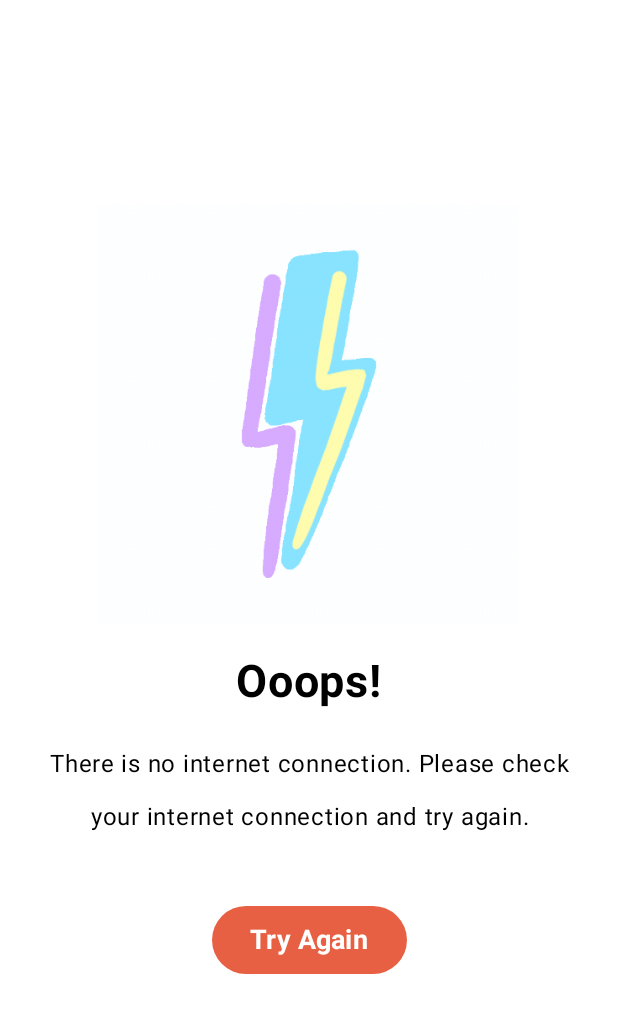
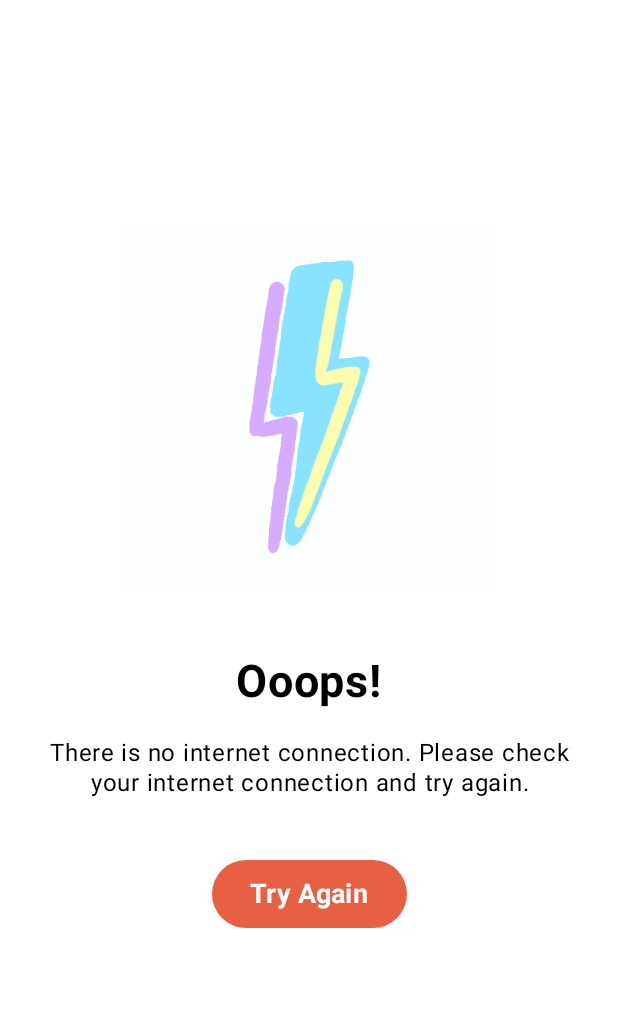
Before and after one commit to kpatel2000/EverydayApp, an Android app built with Jetpack Compose: the screen it shows after launch (MainActivity), on a phone screen of 412 x 824 dp, the part 91-1124 px from its top. Run offline under Robolectric (Android 15) with nearby library versions, the phone set to English and light mode, and no system bars; our stand-ins replace livedata-compose; libraries missing offline, so code that uses them is left out: coil.decode, com.aghajari.compose; missing, so only their content is drawn: LazySwipeCards; pictures from the network do not load; 2 statements that could not run were skipped.

Commit message:
Updated loader

```diff
--- a/app/src/main/java/com/unicorndevelopers/inkspiration/screens/NoInternetScreen.kt
+++ b/app/src/main/java/com/unicorndevelopers/inkspiration/screens/NoInternetScreen.kt
@@ -56,15 +56,15 @@ fun NoInternetScreen(paddingValues: PaddingValues, onTryAgainClicked: () -> Unit
             contentDescription = "No Internet Image",
             contentScale = ContentScale.Crop,
             modifier = Modifier
-                .padding(top = 20.dp, bottom = 20.dp)
-                .height(280.dp)
+                .padding(bottom = 20.dp)
+                .height(250.dp)
         )
         Text(
             text = "Ooops!",
             color = Color.Black,
             fontSize = 30.sp,
             fontWeight = FontWeight.Bold,
-            modifier = Modifier.padding(start = 20.dp, end = 20.dp)
+            modifier = Modifier.padding(start = 20.dp, end = 20.dp, top = 20.dp)
                 .align(Alignment.CenterHorizontally)
         )
         Text(
@@ -72,6 +72,7 @@ fun NoInternetScreen(paddingValues: PaddingValues, onTryAgainClicked: () -> Unit
             color = Color.Black,
             fontSize = 16.sp,
             textAlign = TextAlign.Center,
+            lineHeight = 20.sp,
             modifier = Modifier.padding(start = 20.dp, end = 20.dp, top = 20.dp)
                 .align(Alignment.CenterHorizontally)
         )
```
Also changed, not shown: app/src/main/java/com/unicorndevelopers/inkspiration/screens/QuoteScreen.kt (+10 -2 lines).
